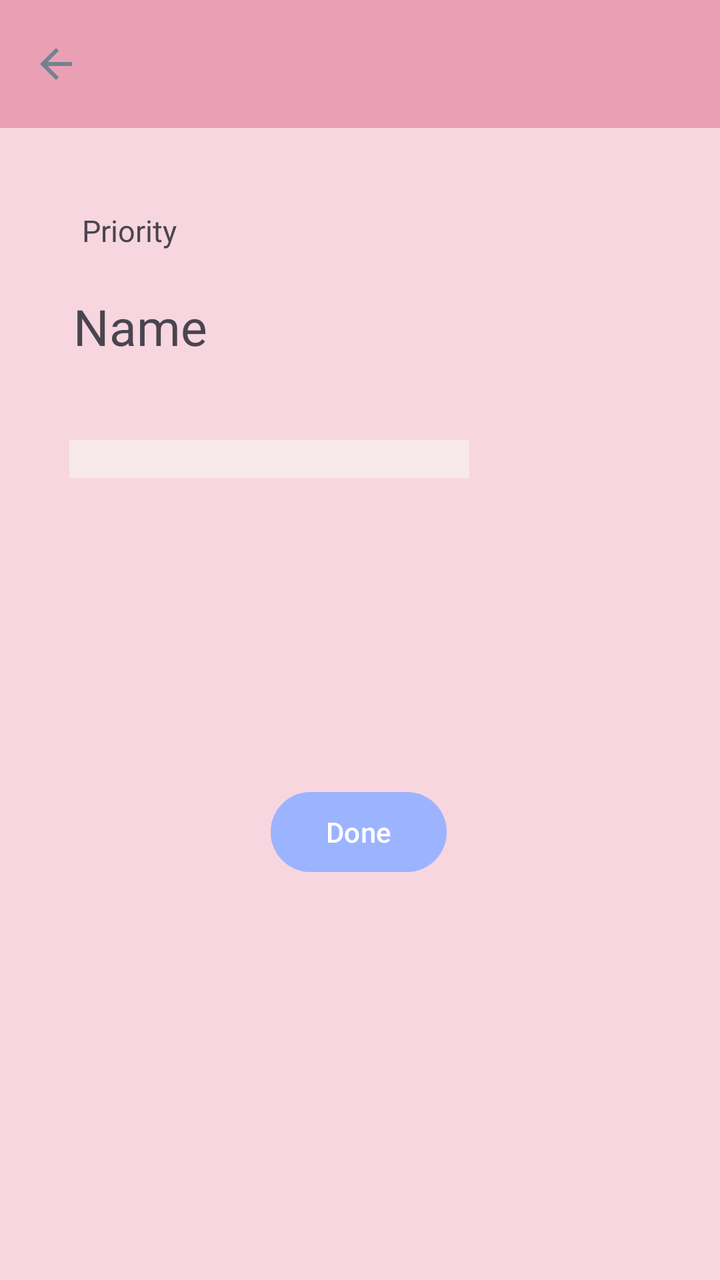
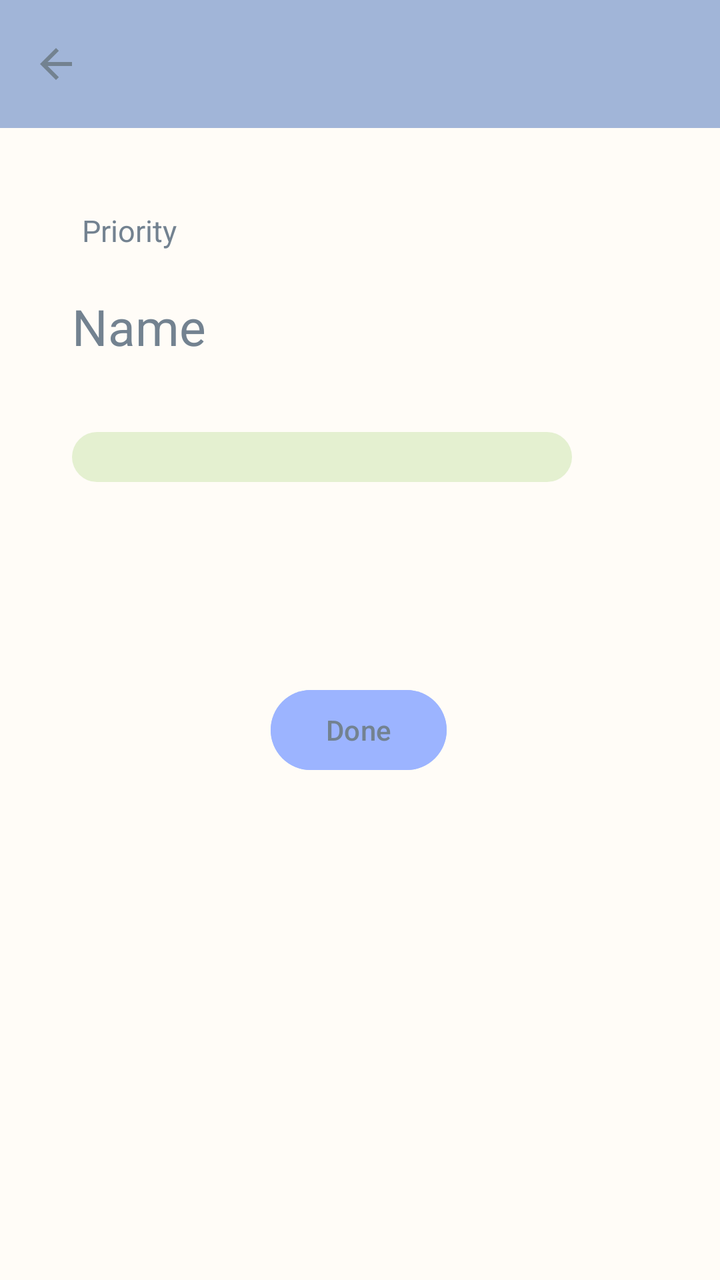

The first picture is an Android layout as it rendered before a commit; the second is the same layout after the commit. The layout source and the unified diff follow.
<!-- AndroidManifest.xml: application theme Theme.MyApp -->
<!-- res/layout/activity_task_detail.xml -->
<?xml version="1.0" encoding="utf-8"?>
<androidx.constraintlayout.widget.ConstraintLayout xmlns:android="http://schemas.android.com/apk/res/android"
    xmlns:app="http://schemas.android.com/apk/res-auto"
    xmlns:tools="http://schemas.android.com/tools"
    android:id="@+id/main"
    android:layout_width="match_parent"
    android:layout_height="match_parent"
    android:background="#F8D6DF"
    tools:context=".taskDetailActivity">

    <androidx.appcompat.widget.Toolbar
        android:id="@+id/clickedTaskToolbar"
        android:layout_width="0dp"
        android:layout_height="wrap_content"
        android:background="#E9A0B5"
        android:minHeight="?attr/actionBarSize"
        android:theme="?attr/actionBarTheme"
        app:navigationIcon="@drawable/arrow_back"
        app:layout_constraintEnd_toEndOf="parent"
        app:layout_constraintHorizontal_bias="0.0"
        app:layout_constraintStart_toStartOf="parent"
        app:layout_constraintTop_toTopOf="parent" />

    <TextView
        android:id="@+id/priorityTextView"
        android:layout_width="wrap_content"
        android:layout_height="wrap_content"
        android:layout_marginTop="36dp"
        android:text="Priority"
        android:textSize="15sp"
        android:padding="5dp"
        app:layout_constraintEnd_toEndOf="parent"
        app:layout_constraintHorizontal_bias="0.119"
        app:layout_constraintStart_toStartOf="parent"
        app:layout_constraintTop_toBottomOf="@+id/clickedTaskToolbar" />


    <TextView
        android:id="@+id/taskTextView"
        android:layout_width="wrap_content"
        android:layout_height="wrap_content"
        android:layout_marginTop="16dp"
        android:text="Name"
        android:textSize="25sp"
        app:layout_constraintEnd_toEndOf="parent"
        app:layout_constraintHorizontal_bias="0.125"
        app:layout_constraintStart_toStartOf="parent"
        app:layout_constraintTop_toBottomOf="@+id/priorityTextView" />

    <TextView
        android:id="@+id/noteTextView"
        android:layout_width="200dp"
        android:layout_height="wrap_content"
        android:layout_marginStart="10dp"
        android:layout_marginTop="40dp"
        android:background="#F7E8EA"
        android:inputType="textMultiLine"
        android:singleLine="false"
        app:layout_constraintEnd_toEndOf="parent"
        app:layout_constraintHorizontal_bias="0.164"
        app:layout_constraintStart_toStartOf="parent"
        app:layout_constraintTop_toBottomOf="@+id/taskTextView" />

    <Button
        android:id="@+id/doneButton"
        android:layout_width="wrap_content"
        android:layout_height="wrap_content"
        android:layout_marginBottom="200dp"
        android:backgroundTint="#ED9CB4FF"
        android:text="Done"
        app:layout_constraintBottom_toBottomOf="parent"
        app:layout_constraintEnd_toEndOf="parent"
        app:layout_constraintHorizontal_bias="0.498"
        app:layout_constraintStart_toStartOf="parent"
        app:layout_constraintTop_toBottomOf="@+id/noteTextView"
        app:layout_constraintVertical_bias="1.0" />


</androidx.constraintlayout.widget.ConstraintLayout>
<!-- resources referenced by this layout -->
<resources>
  <!-- drawable arrow_back (drawable) -->
  <vector xmlns:android="http://schemas.android.com/apk/res/android" android:autoMirrored="true" android:height="24dp" android:tint="#738290" android:viewportHeight="960" android:viewportWidth="960" android:width="24dp">
        
      <path android:fillColor="@android:color/white" android:pathData="M313,520L537,744L480,800L160,480L480,160L537,216L313,440L800,440L800,520L313,520Z"/>
      
  </vector>
  <style name="Theme.MyApp" parent="Base.Theme.MyApp" />
  <style name="Base.Theme.MyApp" parent="Theme.Material3.DayNight.NoActionBar">
          
          
      </style>
</resources>

<!-- the commit's change to res/layout/activity_task_detail.xml (unified diff, before → after) -->
@@ -5,21 +5,21 @@
     android:id="@+id/main"
     android:layout_width="match_parent"
     android:layout_height="match_parent"
-    android:background="#F8D6DF"
+    android:background="#FFFCF7"
     tools:context=".taskDetailActivity">
 
     <androidx.appcompat.widget.Toolbar
         android:id="@+id/clickedTaskToolbar"
         android:layout_width="0dp"
         android:layout_height="wrap_content"
-        android:background="#E9A0B5"
+        android:background="#A1B5D8"
         android:minHeight="?attr/actionBarSize"
         android:theme="?attr/actionBarTheme"
-        app:navigationIcon="@drawable/arrow_back"
         app:layout_constraintEnd_toEndOf="parent"
         app:layout_constraintHorizontal_bias="0.0"
         app:layout_constraintStart_toStartOf="parent"
-        app:layout_constraintTop_toTopOf="parent" />
+        app:layout_constraintTop_toTopOf="parent"
+        app:navigationIcon="@drawable/arrow_back" />
 
     <TextView
         android:id="@+id/priorityTextView"
@@ -29,6 +29,7 @@
         android:text="Priority"
         android:textSize="15sp"
         android:padding="5dp"
+        android:textColor="#738290"
         app:layout_constraintEnd_toEndOf="parent"
         app:layout_constraintHorizontal_bias="0.119"
         app:layout_constraintStart_toStartOf="parent"
@@ -41,39 +42,44 @@
         android:layout_height="wrap_content"
         android:layout_marginTop="16dp"
         android:text="Name"
+        android:textColor="#738290"
         android:textSize="25sp"
         app:layout_constraintEnd_toEndOf="parent"
-        app:layout_constraintHorizontal_bias="0.125"
-        app:layout_constraintStart_toStartOf="parent"
+        app:layout_constraintHorizontal_bias="0.0"
+        app:layout_constraintStart_toStartOf="@+id/priorityTextView"
         app:layout_constraintTop_toBottomOf="@+id/priorityTextView" />
 
     <TextView
         android:id="@+id/noteTextView"
-        android:layout_width="200dp"
+        android:layout_width="250dp"
         android:layout_height="wrap_content"
-        android:layout_marginStart="10dp"
-        android:layout_marginTop="40dp"
-        android:background="#F7E8EA"
+        android:layout_marginTop="36dp"
+        android:background="@drawable/signuptextview"
         android:inputType="textMultiLine"
-        android:singleLine="false"
+        android:textColor="#738290"
+        android:paddingStart="7dp"
+        android:paddingTop="3dp"
+        android:paddingEnd="7dp"
+        android:paddingBottom="3dp"
         app:layout_constraintEnd_toEndOf="parent"
-        app:layout_constraintHorizontal_bias="0.164"
-        app:layout_constraintStart_toStartOf="parent"
+        app:layout_constraintHorizontal_bias="0.0"
+        app:layout_constraintStart_toStartOf="@+id/taskTextView"
         app:layout_constraintTop_toBottomOf="@+id/taskTextView" />
 
     <Button
         android:id="@+id/doneButton"
         android:layout_width="wrap_content"
         android:layout_height="wrap_content"
-        android:layout_marginBottom="200dp"
+        android:layout_marginBottom="250dp"
         android:backgroundTint="#ED9CB4FF"
         android:text="Done"
+        android:textColor="#738290"
         app:layout_constraintBottom_toBottomOf="parent"
         app:layout_constraintEnd_toEndOf="parent"
         app:layout_constraintHorizontal_bias="0.498"
         app:layout_constraintStart_toStartOf="parent"
         app:layout_constraintTop_toBottomOf="@+id/noteTextView"
-        app:layout_constraintVertical_bias="1.0" />
+        app:layout_constraintVertical_bias="0.991" />
 
 
 </androidx.constraintlayout.widget.ConstraintLayout>
<!-- resource entries referenced after the edit -->
@@ -6,6 +6,13 @@
       <path android:fillColor="@android:color/white" android:pathData="M313,520L537,744L480,800L160,480L480,160L537,216L313,440L800,440L800,520L313,520Z"/>
       
   </vector>
+  <!-- drawable signuptextview (drawable) -->
+  <?xml version="1.0" encoding="utf-8"?>
+  <shape xmlns:android="http://schemas.android.com/apk/res/android"
+      android:shape="rectangle">
+      <solid android:color="#E4F0D0" />
+      <corners android:radius="15dp"/>
+  </shape>
   <style name="Theme.MyApp" parent="Base.Theme.MyApp" />
   <style name="Base.Theme.MyApp" parent="Theme.Material3.DayNight.NoActionBar">
           
